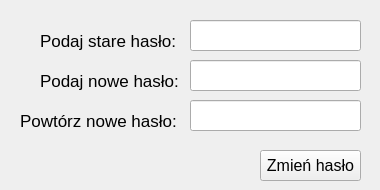
Before: the Qt Designer form Frontend/Main/UiFiles/Change_password_window.ui in sasuke5055/Python-messenger1, drawn with Qt 5.
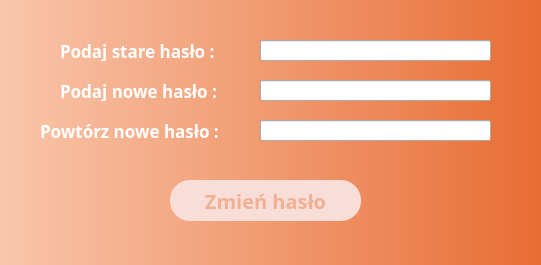
After: the same form once the commit is applied.

Commit message: style: add style to all ui windows

```diff
--- a/Frontend/Main/UiFiles/Change_password_window.ui
+++ b/Frontend/Main/UiFiles/Change_password_window.ui
@@ -6,8 +6,8 @@
    <rect>
     <x>0</x>
     <y>0</y>
-    <width>380</width>
-    <height>190</height>
+    <width>541</width>
+    <height>265</height>
    </rect>
   </property>
   <property name="minimumSize">
@@ -18,84 +18,136 @@
   </property>
   <property name="maximumSize">
    <size>
-    <width>380</width>
-    <height>190</height>
+    <width>999</width>
+    <height>999</height>
    </size>
   </property>
   <property name="windowTitle">
    <string>Zmień hasło</string>
   </property>
+  <property name="styleSheet">
+   <string notr="true">#MainWindow{
+background-color: qlineargradient(spread:pad, x1:0, y1:0, x2:1, y2:0, stop:0 rgba(249, 198, 171, 255), stop:1 rgba(232, 109, 52, 255));
+font: bold 20pt &quot;Routed Gothic&quot;;
+border-radius: 35px;
+}
+#centralwidget{
+background-color: qlineargradient(spread:pad, x1:0, y1:0, x2:1, y2:0, stop:0 rgba(249, 198, 171, 255), stop:1 rgba(232, 109, 52, 255));
+}
+#button_confirm{
+background-color: rgb(248, 222, 214);
+border-radius: 20px;
+font: bold 15pt &quot;Routed Gothic&quot;;
+color: rgba(224,102,46,99)
+}
+#button_confirm:hover {
+background-color: rgba(228, 78, 9, 255);
+color: white
+}
+#label_S_haslo{
+border-radius: 35px;
+font: bold 13pt &quot;Routed Gothic&quot;;
+color:white
+}
+#label_N_haslo{
+border-radius: 35px;
+font: bold 13pt &quot;Routed Gothic&quot;;
+color:white
+}
+#label_N2_haslo{
+border-radius: 35px;
+font: bold 13pt &quot;Routed Gothic&quot;;
+color:white
+}
+lineEdit_email{
+
+}
+
+</string>
+  </property>
   <widget class="QWidget" name="centralwidget">
-   <widget class="QLabel" name="label_4">
+   <widget class="QLabel" name="label_S_haslo">
     <property name="geometry">
      <rect>
-      <x>40</x>
-      <y>30</y>
-      <width>151</width>
+      <x>60</x>
+      <y>40</y>
+      <width>181</width>
       <height>21</height>
      </rect>
     </property>
     <property name="font">
      <font>
+      <family>Routed Gothic</family>
       <pointsize>13</pointsize>
+      <weight>75</weight>
+      <italic>false</italic>
+      <bold>true</bold>
      </font>
     </property>
     <property name="layoutDirection">
      <enum>Qt::LeftToRight</enum>
     </property>
     <property name="text">
-     <string>Podaj stare hasło:</string>
+     <string>Podaj stare hasło :</string>
     </property>
    </widget>
-   <widget class="QLabel" name="label_5">
+   <widget class="QLabel" name="label_N_haslo">
     <property name="geometry">
      <rect>
-      <x>40</x>
-      <y>70</y>
-      <width>151</width>
+      <x>60</x>
+      <y>80</y>
+      <width>181</width>
       <height>21</height>
      </rect>
     </property>
     <property name="font">
      <font>
+      <family>Routed Gothic</family>
       <pointsize>13</pointsize>
+      <weight>75</weight>
+      <italic>false</italic>
+      <bold>true</bold>
      </font>
     </property>
     <property name="layoutDirection">
      <enum>Qt::LeftToRight</enum>
     </property>
     <property name="text">
-     <string>Podaj nowe hasło:</string>
+     <string>Podaj nowe hasło :</string>
     </property>
    </widget>
-   <widget class="QLabel" name="label_6">
+   <widget class="QLabel" name="label_N2_haslo">
     <property name="geometry">
      <rect>
-      <x>20</x>
-      <y>110</y>
-      <width>181</width>
+      <x>40</x>
+      <y>120</y>
+      <width>211</width>
       <height>21</height>
      </rect>
     </property>
     <property name="font">
      <font>
+      <family>Routed Gothic</family>
       <pointsize>13</pointsize>
+      <weight>75</weight>
+      <italic>false</italic>
+      <bold>true</bold>
      </font>
     </property>
     <property name="layoutDirection">
      <enum>Qt::LeftToRight</enum>
     </property>
     <property name="text">
-     <string>Powtórz nowe hasło:</string>
+     <string>Powtórz nowe hasło :</string>
     </property>
    </widget>
    <widget class="QLineEdit" name="lineEdit_old_pass">
     <property name="geometry">
      <rect>
-      <x>190</x>
-      <y>20</y>
-      <width>171</width>
-      <height>31</height>
+      <x>260</x>
+      <y>40</y>
+      <width>231</width>
+      <height>21</height>
      </rect>
     </property>
     <property name="text">
@@ -108,10 +160,10 @@
    <widget class="QLineEdit" name="lineEdit_new_pass1">
     <property name="geometry">
      <rect>
-      <x>190</x>
-      <y>60</y>
-      <width>171</width>
-      <height>31</height>
+      <x>260</x>
+      <y>80</y>
+      <width>231</width>
+      <height>21</height>
      </rect>
     </property>
     <property name="echoMode">
@@ -121,10 +173,10 @@
    <widget class="QLineEdit" name="lineEdit_new_pass2">
     <property name="geometry">
      <rect>
-      <x>190</x>
-      <y>100</y>
-      <width>171</width>
-      <height>31</height>
+      <x>260</x>
+      <y>120</y>
+      <width>231</width>
+      <height>21</height>
      </rect>
     </property>
     <property name="echoMode">
@@ -134,15 +186,19 @@
    <widget class="QPushButton" name="button_confirm">
     <property name="geometry">
      <rect>
-      <x>260</x>
-      <y>150</y>
-      <width>101</width>
-      <height>31</height>
+      <x>170</x>
+      <y>180</y>
+      <width>191</width>
+      <height>41</height>
      </rect>
     </property>
     <property name="font">
      <font>
-      <pointsize>12</pointsize>
+      <family>Routed Gothic</family>
+      <pointsize>15</pointsize>
+      <weight>75</weight>
+      <italic>false</italic>
+      <bold>true</bold>
      </font>
     </property>
     <property name="text">
```
The commit also changes 8 other files.
